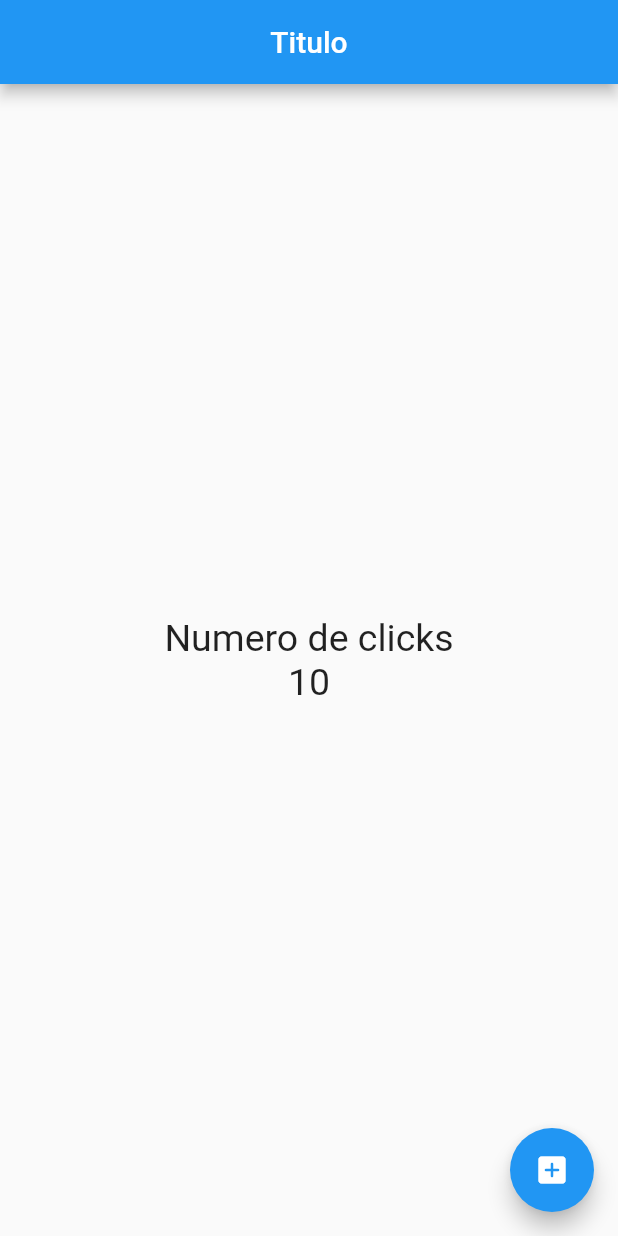
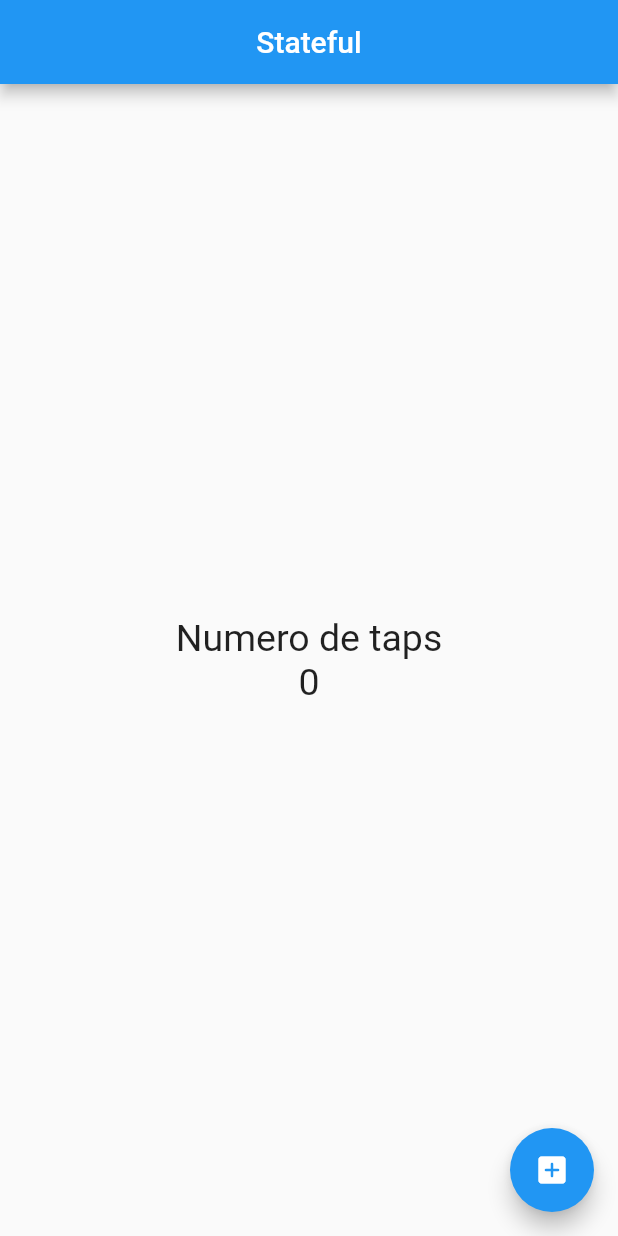
Before and after one commit to iglez/flutter_curso_contador, a Flutter app: the screen it shows after launch, on a phone screen of 412 x 824 dp. Run offline on Flutter 3.47's test engine with Material 2 defaults, Android fonts, the phone set to English and light mode, and no system bars.

Commit message:
Stateful Widget para contador

```diff
--- a/lib/src/app.dart
+++ b/lib/src/app.dart
@@ -1,5 +1,7 @@
-import 'package:contador/src/pages/home_page.dart';
 import 'package:flutter/material.dart';
+
+// import 'package:contador/src/pages/home_page.dart';
+import 'package:contador/src/pages/contador_page.dart';
 
 class MyApp extends StatelessWidget {
   @override
@@ -10,10 +12,12 @@ class MyApp extends StatelessWidget {
 
     // return MaterialApp(home: Text('Algun Widget'));
     return MaterialApp(
+      debugShowCheckedModeBanner: false,
       // home: Center(
       //   child: Text('Hola mundo!!')
       // )
-      home: HomePage()
+      // home: HomePage()
+      home: ContadorPage()
     );
   }
 }
--- /dev/null
+++ b/lib/src/pages/contador_page.dart
@@ -0,0 +1,54 @@
+import 'package:flutter/material.dart';
+
+// statefull widget
+class ContadorPage extends StatefulWidget {
+
+  @override
+  // createState() {
+  //   return _ContadorPageState();
+  // }
+  createState() => _ContadorPageState();
+}
+
+// Estado
+class _ContadorPageState extends State<ContadorPage> {
+
+  final TextStyle _estiloTexto = TextStyle(fontSize: 25.0);
+  int _conteo = 0;
+
+  @override
+  Widget build(BuildContext context) {
+    // ver doc en flutter
+    return Scaffold(
+      appBar: AppBar(
+        title: Text('Stateful'),
+        centerTitle: true,
+      ),
+      body: Center(
+          child: Column(
+        mainAxisAlignment: MainAxisAlignment.center,
+        children: [
+          Text('Numero de taps', style: _estiloTexto),
+          // Text(conteo.toString(), style: estiloTexto),
+          Text('$_conteo', style: _estiloTexto),
+        ],
+      )),
+      floatingActionButton: FloatingActionButton(
+        child: Icon(Icons.add_box_rounded),
+        onPressed: () {
+          // print('Click');
+          // _conteo++;
+
+          // setState(() {
+
+          // });
+
+          setState(() {
+            _conteo++;
+          });
+
+        },
+      ),
+    );
+  }
+}
```
